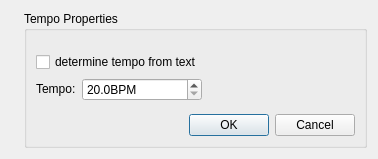
musescore/musescore-old, file mscore/mscore/tempoproperties.ui: the form before one commit.
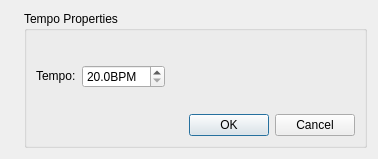
The form after the commit. Icons and pictures are not drawn.

Patch:
```diff
--- a/mscore/mscore/tempoproperties.ui
+++ b/mscore/mscore/tempoproperties.ui
@@ -37,32 +37,58 @@
        <property name="title">
         <string>Tempo Properties</string>
        </property>
-       <property name="flat">
-        <bool>false</bool>
+       <property name="flat" >
+        <bool>true</bool>
        </property>
-       <layout class="QGridLayout" name="gridLayout">
-        <item row="2" column="1">
-         <widget class="QDoubleSpinBox" name="tempo">
-          <property name="suffix">
+       <layout class="QGridLayout" name="gridLayout" >
+        <item row="0" column="1" >
+         <spacer>
+          <property name="orientation" >
+           <enum>Qt::Vertical</enum>
+          </property>
+          <property name="sizeHint" stdset="0" >
+           <size>
+            <width>20</width>
+            <height>40</height>
+           </size>
+          </property>
+         </spacer>
+        </item>
+        <item row="1" column="0" >
+         <widget class="QLabel" name="label" >
+          <property name="sizePolicy" >
+           <sizepolicy vsizetype="Fixed" hsizetype="Fixed" >
+            <horstretch>0</horstretch>
+            <verstretch>0</verstretch>
+           </sizepolicy>
+          </property>
+          <property name="text" >
+           <string>Tempo:</string>
+          </property>
+         </widget>
+        </item>
+        <item row="1" column="1" >
+         <widget class="QDoubleSpinBox" name="tempo" >
+          <property name="suffix" >
            <string>BPM</string>
           </property>
           <property name="decimals">
            <number>1</number>
           </property>
-          <property name="minimum">
-           <double>20.000000000000000</double>
+          <property name="minimum" >
+           <double>20.0</double>
           </property>
-          <property name="maximum">
-           <double>999.000000000000000</double>
+          <property name="maximum" >
+           <double>999.0</double>
           </property>
          </widget>
         </item>
-        <item row="2" column="2">
+        <item row="1" column="2" >
          <spacer>
-          <property name="orientation">
+          <property name="orientation" >
            <enum>Qt::Horizontal</enum>
           </property>
-          <property name="sizeHint" stdset="0">
+          <property name="sizeHint" stdset="0" >
            <size>
             <width>44</width>
             <height>20</height>
@@ -70,22 +96,12 @@
           </property>
          </spacer>
         </item>
-        <item row="4" column="0" colspan="3">
-         <widget class="QDialogButtonBox" name="buttonBox">
-          <property name="orientation">
-           <enum>Qt::Horizontal</enum>
-          </property>
-          <property name="standardButtons">
-           <set>QDialogButtonBox::Cancel|QDialogButtonBox::Ok</set>
-          </property>
-         </widget>
-        </item>
-        <item row="3" column="1">
+        <item row="2" column="1" >
          <spacer>
-          <property name="orientation">
+          <property name="orientation" >
            <enum>Qt::Vertical</enum>
           </property>
-          <property name="sizeHint" stdset="0">
+          <property name="sizeHint" stdset="0" >
            <size>
             <width>20</width>
             <height>35</height>
@@ -93,42 +109,13 @@
           </property>
          </spacer>
         </item>
-        <item row="0" column="1">
-         <spacer>
-          <property name="orientation">
-           <enum>Qt::Vertical</enum>
+        <item row="3" column="0" colspan="3" >
+         <widget class="QDialogButtonBox" name="buttonBox" >
+          <property name="orientation" >
+           <enum>Qt::Horizontal</enum>
           </property>
-          <property name="sizeHint" stdset="0">
-           <size>
-            <width>20</width>
-            <height>40</height>
-           </size>
-          </property>
-         </spacer>
-        </item>
-        <item row="2" column="0">
-         <widget class="QLabel" name="label">
-          <property name="sizePolicy">
-           <sizepolicy hsizetype="Fixed" vsizetype="Fixed">
-            <horstretch>0</horstretch>
-            <verstretch>0</verstretch>
-           </sizepolicy>
-          </property>
-          <property name="text">
-           <string>Tempo:</string>
-          </property>
-         </widget>
-        </item>
-        <item row="1" column="0" colspan="2">
-         <widget class="QCheckBox" name="followText">
-          <property name="sizePolicy">
-           <sizepolicy hsizetype="Preferred" vsizetype="Fixed">
-            <horstretch>0</horstretch>
-            <verstretch>0</verstretch>
-           </sizepolicy>
-          </property>
-          <property name="text">
-           <string>determine tempo from text</string>
+          <property name="standardButtons" >
+           <set>QDialogButtonBox::Cancel|QDialogButtonBox::Ok</set>
           </property>
          </widget>
         </item>
```
Left out of the diff: 41 changed lines with no effect on the pictures.
